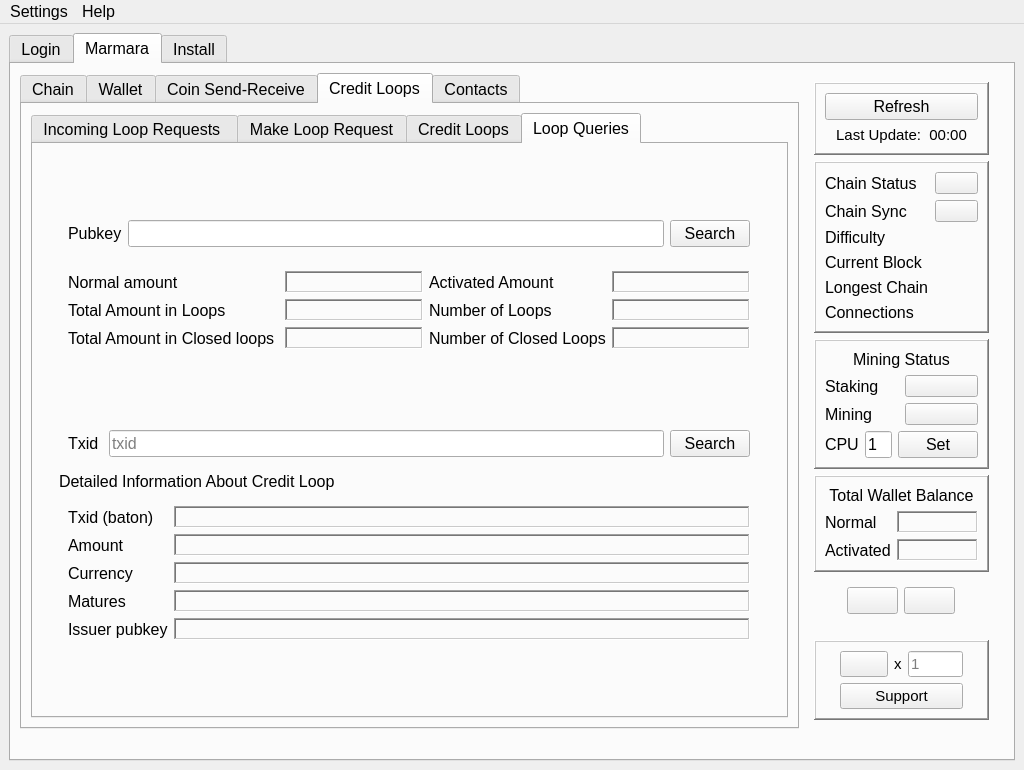
This is src/main/python/qtguidesign.ui in marmarachain/marmara-connector as Qt 5 draws it before an edit. The edited form follows.
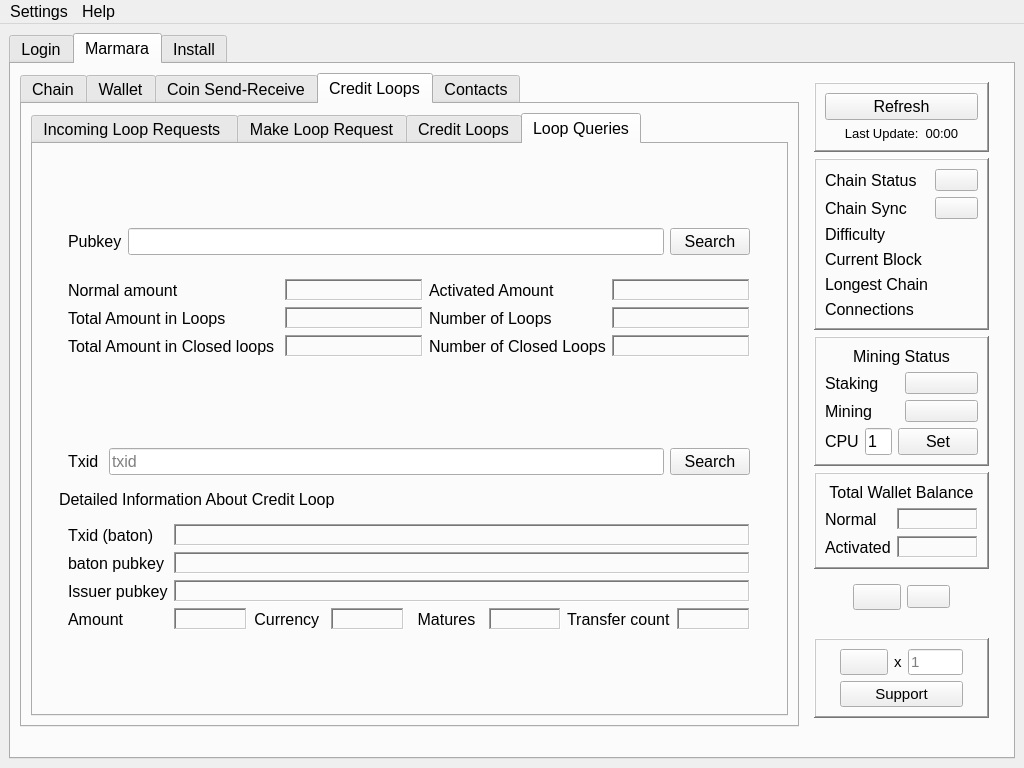
This is the edited form. The open tabs and pages were chosen to show the change. Icons and pictures are not drawn.

Commit message: [add] starting chain parameter rescan and reindex parameters added. [add] loop query baton pubkey and transfer count added

What changed in the file:
```diff
--- a/src/main/python/qtguidesign.ui
+++ b/src/main/python/qtguidesign.ui
@@ -10,7 +10,7 @@
     <x>0</x>
     <y>0</y>
     <width>1024</width>
-    <height>770</height>
+    <height>768</height>
    </rect>
   </property>
   <property name="font">
@@ -3858,7 +3858,7 @@
                     <property name="maximumSize">
                      <size>
                       <width>815</width>
-                      <height>200</height>
+                      <height>16777215</height>
                      </size>
                     </property>
                     <property name="frameShape">
@@ -4043,19 +4043,32 @@
                     <property name="maximumSize">
                      <size>
                       <width>815</width>
-                      <height>200</height>
+                      <height>16777215</height>
                      </size>
                     </property>
-                    <layout class="QFormLayout" name="formLayout_2">
-                     <item row="0" column="0">
-                      <widget class="QLabel" name="loopquery_baton_label">
+                    <layout class="QGridLayout" name="gridLayout_28">
+                     <item row="3" column="9">
+                      <widget class="QLabel" name="loopquery_transfercount_value">
+                       <property name="frameShape">
+                        <enum>QFrame::WinPanel</enum>
+                       </property>
+                       <property name="frameShadow">
+                        <enum>QFrame::Sunken</enum>
+                       </property>
                        <property name="text">
-                        <string>Txid (baton)</string>
+                        <string/>
                        </property>
                       </widget>
                      </item>
-                     <item row="0" column="1">
-                      <widget class="QLabel" name="loopquery_baton_value">
+                     <item row="3" column="8">
+                      <widget class="QLabel" name="loopquery_transfercount_label">
+                       <property name="text">
+                        <string>Transfer count</string>
+                       </property>
+                      </widget>
+                     </item>
+                     <item row="3" column="7">
+                      <widget class="QLabel" name="loopquery_matures_value">
                        <property name="frameShape">
                         <enum>QFrame::WinPanel</enum>
                        </property>
@@ -4070,15 +4083,18 @@
                        </property>
                       </widget>
                      </item>
-                     <item row="1" column="0">
-                      <widget class="QLabel" name="loopquery_amount_label">
+                     <item row="3" column="6">
+                      <widget class="QLabel" name="loopquery_matures_label">
                        <property name="text">
-                        <string>Amount</string>
+                        <string>Matures</string>
                        </property>
+                       <property name="alignment">
+                        <set>Qt::AlignCenter</set>
+                       </property>
                       </widget>
                      </item>
-                     <item row="1" column="1">
-                      <widget class="QLabel" name="loopquery_amount_value">
+                     <item row="3" column="5">
+                      <widget class="QLabel" name="loopquery_currency_value">
                        <property name="frameShape">
                         <enum>QFrame::WinPanel</enum>
                        </property>
@@ -4093,15 +4109,18 @@
                        </property>
                       </widget>
                      </item>
-                     <item row="2" column="0">
+                     <item row="3" column="4">
                       <widget class="QLabel" name="loopquery_currency_label">
                        <property name="text">
                         <string>Currency </string>
                        </property>
+                       <property name="alignment">
+                        <set>Qt::AlignCenter</set>
+                       </property>
                       </widget>
                      </item>
-                     <item row="2" column="1">
-                      <widget class="QLabel" name="loopquery_currency_value">
+                     <item row="3" column="3">
+                      <widget class="QLabel" name="loopquery_amount_value">
                        <property name="frameShape">
                         <enum>QFrame::WinPanel</enum>
                        </property>
@@ -4116,15 +4135,18 @@
                        </property>
                       </widget>
                      </item>
-                     <item row="3" column="0">
-                      <widget class="QLabel" name="loopquery_matures_label">
+                     <item row="3" column="2">
+                      <widget class="QLabel" name="loopquery_amount_label">
                        <property name="text">
-                        <string>Matures</string>
+                        <string>Amount</string>
                        </property>
+                       <property name="alignment">
+                        <set>Qt::AlignLeading|Qt::AlignLeft|Qt::AlignVCenter</set>
+                       </property>
                       </widget>
                      </item>
-                     <item row="3" column="1">
-                      <widget class="QLabel" name="loopquery_matures_value">
+                     <item row="2" column="3" colspan="7">
+                      <widget class="QLabel" name="loopquery_issuer_value">
                        <property name="frameShape">
                         <enum>QFrame::WinPanel</enum>
                        </property>
@@ -4139,15 +4161,18 @@
                        </property>
                       </widget>
                      </item>
-                     <item row="4" column="0">
+                     <item row="2" column="2">
                       <widget class="QLabel" name="loopquery_issuer_label">
                        <property name="text">
                         <string>Issuer pubkey</string>
                        </property>
+                       <property name="alignment">
+                        <set>Qt::AlignLeading|Qt::AlignLeft|Qt::AlignVCenter</set>
+                       </property>
                       </widget>
                      </item>
-                     <item row="4" column="1">
-                      <widget class="QLabel" name="loopquery_issuer_value">
+                     <item row="0" column="3" colspan="7">
+                      <widget class="QLabel" name="loopquery_baton_value">
                        <property name="frameShape">
                         <enum>QFrame::WinPanel</enum>
                        </property>
@@ -4162,6 +4187,36 @@
                        </property>
                       </widget>
                      </item>
+                     <item row="1" column="3" colspan="7">
+                      <widget class="QLabel" name="loopquery_batonpk_value">
+                       <property name="frameShape">
+                        <enum>QFrame::WinPanel</enum>
+                       </property>
+                       <property name="frameShadow">
+                        <enum>QFrame::Sunken</enum>
+                       </property>
+                       <property name="text">
+                        <string/>
+                       </property>
+                      </widget>
+                     </item>
+                     <item row="0" column="2">
+                      <widget class="QLabel" name="loopquery_baton_label">
+                       <property name="text">
+                        <string>Txid (baton)</string>
+                       </property>
+                       <property name="alignment">
+                        <set>Qt::AlignLeading|Qt::AlignLeft|Qt::AlignVCenter</set>
+                       </property>
+                      </widget>
+                     </item>
+                     <item row="1" column="2">
+                      <widget class="QLabel" name="loopquery_batonpk_label">
+                       <property name="text">
+                        <string>baton pubkey</string>
+                       </property>
+                      </widget>
+                     </item>
                     </layout>
                    </widget>
                   </item>
@@ -4813,7 +4868,7 @@
                 </property>
                 <property name="font">
                  <font>
-                  <pointsize>12</pointsize>
+                  <pointsize>10</pointsize>
                  </font>
                 </property>
                 <property name="text">
@@ -4837,7 +4892,7 @@
                 </property>
                 <property name="font">
                  <font>
-                  <pointsize>12</pointsize>
+                  <pointsize>11</pointsize>
                  </font>
                 </property>
                 <property name="text">
@@ -4917,7 +4972,7 @@
                <widget class="QLabel" name="last_update_label">
                 <property name="font">
                  <font>
-                  <pointsize>11</pointsize>
+                  <pointsize>10</pointsize>
                  </font>
                 </property>
                 <property name="text">
```
Left out of the diff: 401 changed lines with no effect on the pictures. The commit also changes 2 other files.
